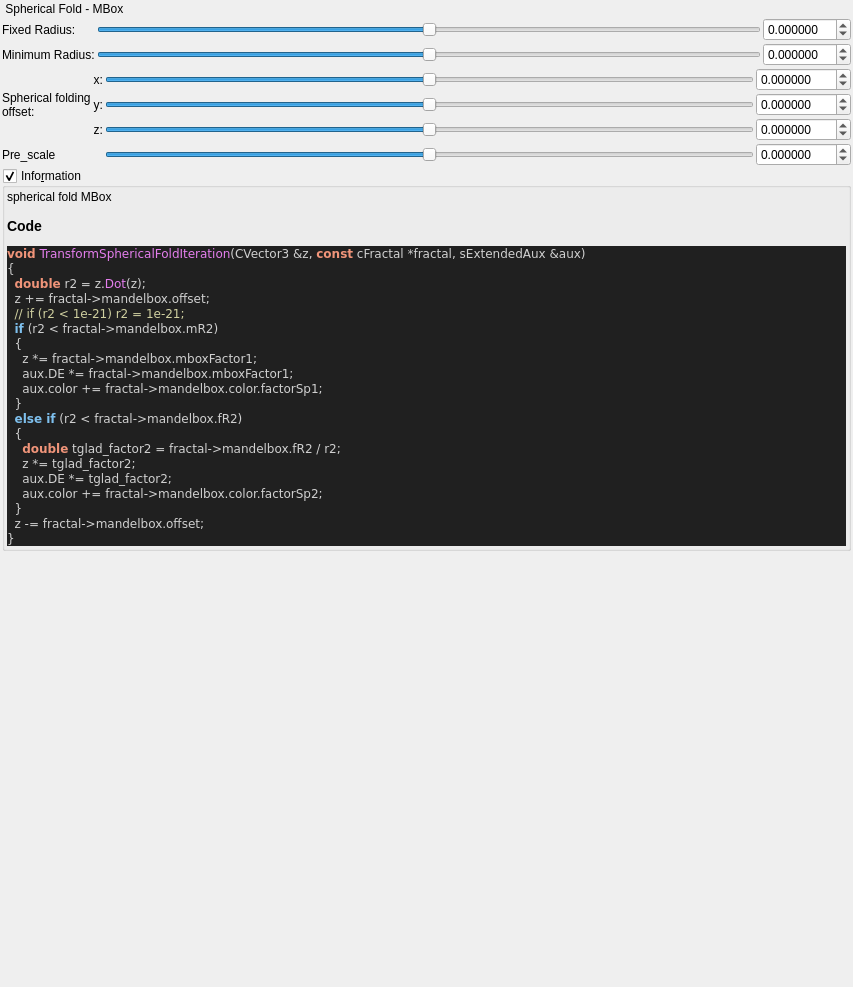
The window that mandelbulber2/qt_data/fractal_transf_spherical_fold.ui (buddhi1980/mandelbulber2) describes before a commit, drawn with Qt 5.
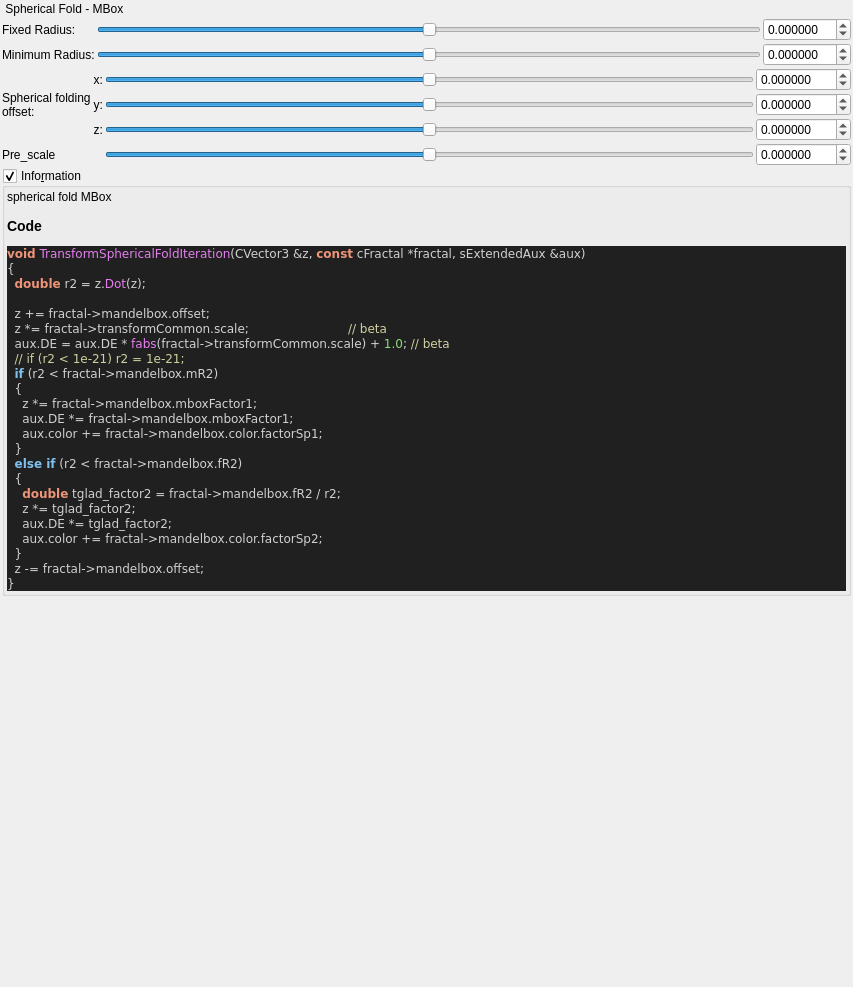
The same window after the commit. Custom widgets are drawn as their Qt base class.

Patch:
```diff
--- a/mandelbulber2/qt_data/fractal_transf_spherical_fold.ui
+++ b/mandelbulber2/qt_data/fractal_transf_spherical_fold.ui
@@ -470,7 +470,10 @@
 &lt;pre style=&quot;color:#d0d0d0; background-color:#202020;  font-family:'Courier New',monospace;&quot;&gt;&lt;span style=&quot;color:#f09479; font-weight:bold&quot;&gt;void&lt;/span&gt; &lt;span style=&quot;color:#e47eed&quot;&gt;TransformSphericalFoldIteration&lt;/span&gt;&lt;span style=&quot;color:#d0d0d0&quot;&gt;(&lt;/span&gt;CVector3 &lt;span style=&quot;color:#d0d0d0&quot;&gt;&amp;amp;&lt;/span&gt;z&lt;span style=&quot;color:#d0d0d0&quot;&gt;,&lt;/span&gt; &lt;span style=&quot;color:#f09479; font-weight:bold&quot;&gt;const&lt;/span&gt; cFractal &lt;span style=&quot;color:#d0d0d0&quot;&gt;*&lt;/span&gt;fractal&lt;span style=&quot;color:#d0d0d0&quot;&gt;,&lt;/span&gt; sExtendedAux &lt;span style=&quot;color:#d0d0d0&quot;&gt;&amp;amp;&lt;/span&gt;aux&lt;span style=&quot;color:#d0d0d0&quot;&gt;)&lt;/span&gt;
 &lt;span style=&quot;color:#d0d0d0&quot;&gt;{&lt;/span&gt;
   &lt;span style=&quot;color:#f09479; font-weight:bold&quot;&gt;double&lt;/span&gt; r2 &lt;span style=&quot;color:#d0d0d0&quot;&gt;=&lt;/span&gt; z&lt;span style=&quot;color:#d0d0d0&quot;&gt;.&lt;/span&gt;&lt;span style=&quot;color:#e47eed&quot;&gt;Dot&lt;/span&gt;&lt;span style=&quot;color:#d0d0d0&quot;&gt;(&lt;/span&gt;z&lt;span style=&quot;color:#d0d0d0&quot;&gt;);&lt;/span&gt;
+
   z &lt;span style=&quot;color:#d0d0d0&quot;&gt;+=&lt;/span&gt; fractal&lt;span style=&quot;color:#d0d0d0&quot;&gt;-&amp;gt;&lt;/span&gt;mandelbox&lt;span style=&quot;color:#d0d0d0&quot;&gt;.&lt;/span&gt;offset&lt;span style=&quot;color:#d0d0d0&quot;&gt;;&lt;/span&gt;
+  z &lt;span style=&quot;color:#d0d0d0&quot;&gt;*=&lt;/span&gt; fractal&lt;span style=&quot;color:#d0d0d0&quot;&gt;-&amp;gt;&lt;/span&gt;transformCommon&lt;span style=&quot;color:#d0d0d0&quot;&gt;.&lt;/span&gt;scale&lt;span style=&quot;color:#d0d0d0&quot;&gt;;&lt;/span&gt;                          &lt;span style=&quot;color:#d0d0a0&quot;&gt;// beta&lt;/span&gt;
+  aux&lt;span style=&quot;color:#d0d0d0&quot;&gt;.&lt;/span&gt;DE &lt;span style=&quot;color:#d0d0d0&quot;&gt;=&lt;/span&gt; aux&lt;span style=&quot;color:#d0d0d0&quot;&gt;.&lt;/span&gt;DE &lt;span style=&quot;color:#d0d0d0&quot;&gt;*&lt;/span&gt; &lt;span style=&quot;color:#e47eed&quot;&gt;fabs&lt;/span&gt;&lt;span style=&quot;color:#d0d0d0&quot;&gt;(&lt;/span&gt;fractal&lt;span style=&quot;color:#d0d0d0&quot;&gt;-&amp;gt;&lt;/span&gt;transformCommon&lt;span style=&quot;color:#d0d0d0&quot;&gt;.&lt;/span&gt;scale&lt;span style=&quot;color:#d0d0d0&quot;&gt;) +&lt;/span&gt; &lt;span style=&quot;color:#87df71&quot;&gt;1.0&lt;/span&gt;&lt;span style=&quot;color:#d0d0d0&quot;&gt;;&lt;/span&gt; &lt;span style=&quot;color:#d0d0a0&quot;&gt;// beta&lt;/span&gt;
   &lt;span style=&quot;color:#d0d0a0&quot;&gt;// if (r2 &amp;lt; 1e-21) r2 = 1e-21;&lt;/span&gt;
   &lt;span style=&quot;color:#7ec0ee; font-weight:bold&quot;&gt;if&lt;/span&gt; &lt;span style=&quot;color:#d0d0d0&quot;&gt;(&lt;/span&gt;r2 &lt;span style=&quot;color:#d0d0d0&quot;&gt;&amp;lt;&lt;/span&gt; fractal&lt;span style=&quot;color:#d0d0d0&quot;&gt;-&amp;gt;&lt;/span&gt;mandelbox&lt;span style=&quot;color:#d0d0d0&quot;&gt;.&lt;/span&gt;mR2&lt;span style=&quot;color:#d0d0d0&quot;&gt;)&lt;/span&gt;
   &lt;span style=&quot;color:#d0d0d0&quot;&gt;{&lt;/span&gt;
```
